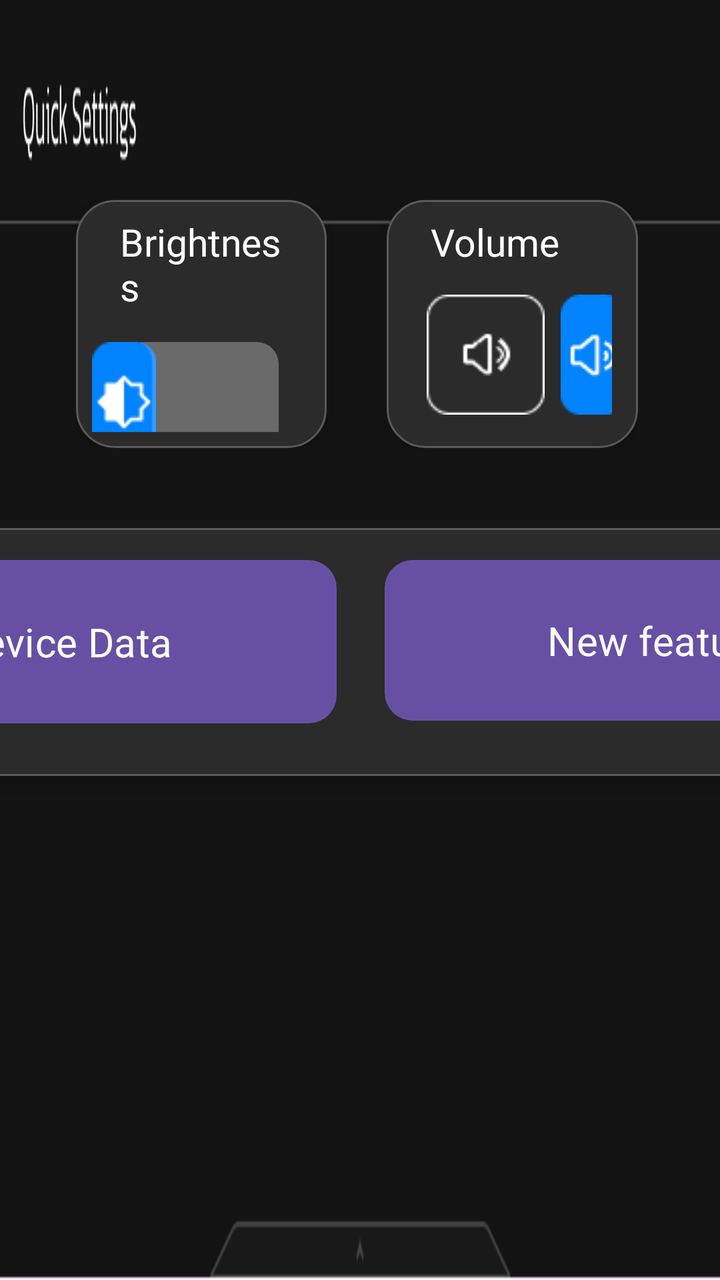
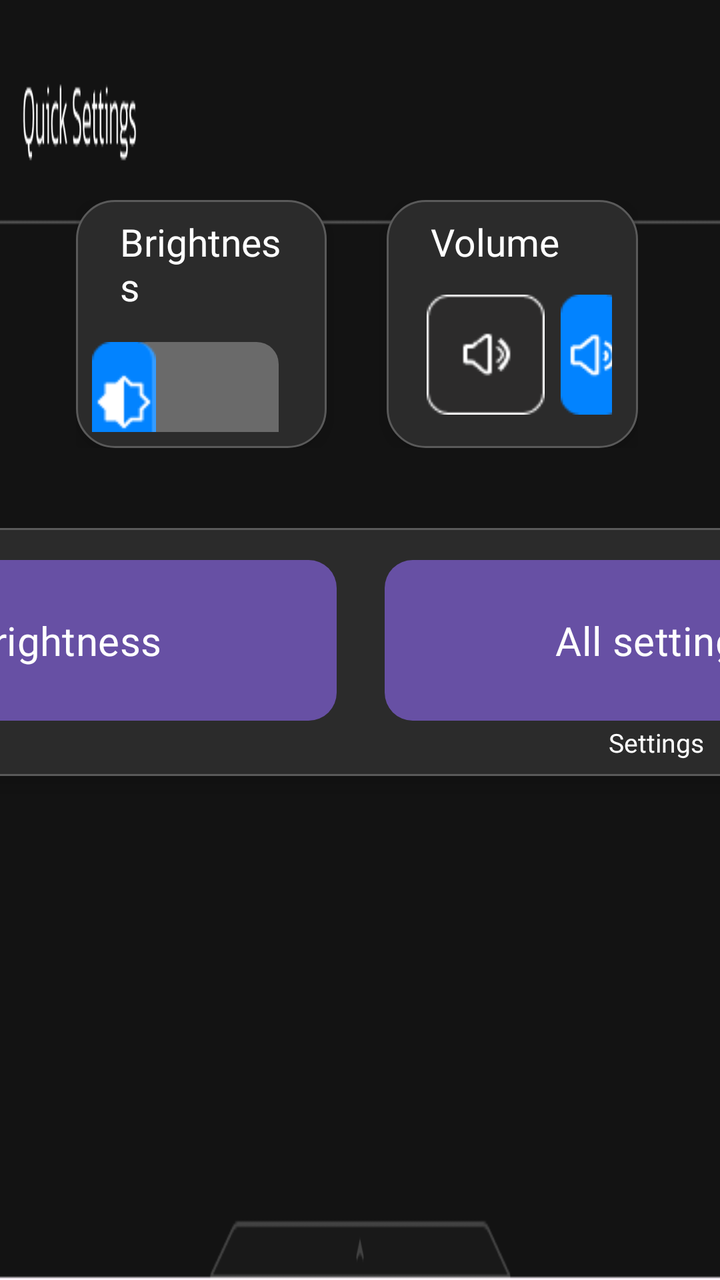

An Android layout rendered at two revisions. The XML below is the earlier revision; the diff shows what the commit changed to produce the second picture.
<!-- AndroidManifest.xml: application theme Theme.rideOS -->
<!-- res/layout/activity_quick_setting.xml -->
<androidx.constraintlayout.widget.ConstraintLayout
    xmlns:android="http://schemas.android.com/apk/res/android"
    xmlns:app="http://schemas.android.com/apk/res-auto"
    xmlns:tools="http://schemas.android.com/tools"
    android:id="@+id/main"
    android:layout_width="1280dp"
    android:layout_height="480dp"
    android:background="@drawable/quicksetbg"
    tools:context=".QuickSetting">

    
    <LinearLayout
        android:id="@+id/topControlsContainer"
        android:layout_width="0dp"
        android:layout_height="wrap_content"
        android:layout_marginTop="100dp"
        android:orientation="horizontal"
        android:layout_marginStart="38dp"
        android:layout_marginEnd="41dp"
        app:layout_constraintTop_toTopOf="parent"
        app:layout_constraintStart_toStartOf="parent"
        app:layout_constraintEnd_toEndOf="parent">

        
        <LinearLayout
            android:id="@+id/brightnessContainer"
            android:layout_width="0dp"
            android:layout_height="124dp"
            android:layout_weight="1"
            android:background="@drawable/seekbar_container_bg"
            android:elevation="6dp"
            android:orientation="vertical"
            android:padding="8dp">

            <LinearLayout
                android:layout_width="match_parent"
                android:layout_height="wrap_content"
                android:orientation="horizontal"
                android:layout_marginStart="14dp"
                android:layout_marginEnd="14dp"
                android:gravity="center_vertical"
                >

                <TextView
                    android:id="@+id/brightnessLabel"
                    android:layout_width="wrap_content"
                    android:layout_height="wrap_content"
                    android:text="Brightness"
                    android:fontFamily="@font/kanit"
                    android:textColor="#FFFFFF"
                    android:textSize="19sp" />

                <TextView
                    android:id="@+id/autoBrightnessText"
                    android:layout_width="190dp"
                    android:layout_height="wrap_content"
                    android:layout_marginStart="248dp"
                    android:fontFamily="@font/kanitlite"
                    android:text="90%"
                    android:textAlignment="textEnd"
                    android:textColor="#FFEB3B"
                    android:textSize="17sp" />
            </LinearLayout>

            <SeekBar
                android:id="@+id/brightnessSlider"
                android:layout_width="match_parent"
                android:layout_height="90dp"
                android:max="255"
                android:progressDrawable="@drawable/custom_seekbar"
                android:splitTrack="false"
                android:thumb="@drawable/brigness_seekbarhtumb"
                android:thumbTint="@null" />


        </LinearLayout>


        
        <LinearLayout
            android:id="@+id/volumeContainer"
            android:layout_width="0dp"
            android:layout_height="124dp"
            android:layout_marginStart="30dp"
            android:layout_weight="1"
            android:background="@drawable/seekbar_container_bg"
            android:elevation="6dp"
            android:orientation="vertical"
            android:padding="8dp">

            <TextView
                android:id="@+id/volumeLabel"
                android:layout_width="wrap_content"
                android:layout_height="wrap_content"
                android:fontFamily="@font/kanit"
                android:text="Volume"
                android:layout_marginStart="14dp"

                android:textColor="#FFFFFF"
                android:textSize="19sp" />

            <LinearLayout
                android:layout_width="match_parent"
                android:layout_height="match_parent"
                android:layout_marginTop="5dp"
                android:gravity="center_vertical"
                android:orientation="horizontal">


                <ImageButton
                    android:id="@+id/muteButton"
                    android:layout_width="59dp"
                    android:layout_height="60dp"
                    android:layout_marginStart="12dp"
                    android:layout_marginEnd="8dp"
                    android:adjustViewBounds="true"
                    android:background="@android:color/transparent"
                    android:contentDescription="Mute toggle"
                    android:scaleType="fitXY"
                    android:src="@drawable/unmutted" />
                <SeekBar
                    android:id="@+id/volumeSlider"
                    android:layout_width="0dp"
                    android:layout_height="90dp"
                    android:layout_weight="1"
                    android:max="255"
                    android:layout_marginEnd="5dp"
                    android:progressDrawable="@drawable/custom_seekbar"
                    android:splitTrack="false"
                    android:thumb="@drawable/volumebar_thumb"
                    android:thumbTint="@null" />


            </LinearLayout>
        </LinearLayout>
    </LinearLayout>

    
    <LinearLayout
        android:id="@+id/toggleButtonsContainer"
        android:layout_width="1200dp"
        android:layout_height="124dp"
        android:layout_marginTop="264dp"
        android:layout_marginStart="26dp"
        android:layout_marginEnd="26dp"
        android:orientation="horizontal"
        app:layout_constraintTop_toTopOf="parent"
        app:layout_constraintStart_toStartOf="parent"
        app:layout_constraintEnd_toEndOf="parent"
        android:background="@drawable/seekbar_container_bg"
        android:elevation="6dp"
        android:padding="8dp">

        
        <LinearLayout
            android:layout_width="0dp"
            android:layout_height="match_parent"
            android:layout_weight="1"
            android:orientation="vertical"
            android:gravity="center">

            <Button
                android:id="@+id/wifiToggle"
                style="@style/QuickButtonStyle"
                android:text="Wi-Fi"
                android:layout_width="match_parent"
                android:layout_height="0dp"
                android:layout_weight="1"
                android:backgroundTint="#555555"
                android:textColor="#FFFFFF"/>

            <TextView
                android:id="@+id/wifiStatusText"
                android:layout_width="wrap_content"
                android:layout_height="wrap_content"
                android:text=""
                android:textColor="#FFFFFF"
                android:textSize="13sp"
                android:fontFamily="@font/kanit"
                android:gravity="center"
                android:layout_marginTop="2dp"/>
        </LinearLayout>


        
        <LinearLayout
            android:layout_width="0dp"
            android:layout_height="match_parent"
            android:layout_weight="1"
            android:orientation="vertical"
            android:gravity="center">

            <Button
                android:id="@+id/ltetoggle"
                style="@style/QuickButtonStyle"
                android:text="Device Data"
                android:layout_width="match_parent"
                android:layout_height="0dp"
                android:layout_weight="1"
                android:backgroundTint="#555555"
                android:textColor="#FFFFFF"/>
            <TextView
                android:id="@+id/ltetoggleStatusText"
                android:layout_width="wrap_content"
                android:layout_height="wrap_content"
                android:text=""
                android:textColor="#FFFFFF"
                android:textSize="12sp"
                android:gravity="center"
                android:fontFamily="@font/kanit"
                android:layout_marginTop="2dp"/>
        </LinearLayout>
        
        <LinearLayout
            android:layout_width="0dp"
            android:layout_height="match_parent"
            android:layout_weight="1"
            android:orientation="vertical"
            android:gravity="center">

            <Button
                android:id="@+id/Somethingbtn"
                style="@style/QuickButtonStyle"
                android:text="New feature"
                android:layout_width="match_parent"
                android:layout_height="0dp"
                android:layout_weight="1"
                android:backgroundTint="#555555"
                android:textColor="#FFFFFF"/>

            
            <TextView
                android:id="@+id/bluetoothStatusText"
                android:layout_width="wrap_content"
                android:layout_height="wrap_content"
                android:text=""
                android:textColor="#FFFFFF"
                android:textSize="13sp"
                android:gravity="center"
                android:fontFamily="@font/kanit"
                android:layout_marginTop="2dp"/>
        </LinearLayout>

        
        <LinearLayout
            android:layout_width="0dp"
            android:layout_height="match_parent"
            android:layout_weight="1"
            android:orientation="vertical"
            android:gravity="center">

            <Button
                android:id="@+id/soundstoggle"
                style="@style/QuickButtonStyle"
                android:text="New Feature"
                android:layout_width="match_parent"
                android:layout_height="0dp"
                android:layout_weight="1"
                android:backgroundTint="#555555"
                android:textColor="#FFFFFF"/>
            <TextView
                android:id="@+id/soundstoggleStatusText"
                android:layout_width="wrap_content"
                android:layout_height="wrap_content"
                android:text=""
                android:textColor="#FFFFFF"
                android:textSize="12sp"
                android:gravity="center"
                android:layout_marginTop="2dp"/>
        </LinearLayout>

    </LinearLayout>

    
    <ImageButton
        android:id="@+id/tpmsbtn"
        android:layout_width="176dp"
        android:layout_height="42dp"
        android:layout_marginTop="412dp"
        android:layout_marginStart="856dp"
        android:adjustViewBounds="true"
        android:background="@android:color/transparent"
        android:foreground="@drawable/btn_click_effect"
        android:padding="0dp"
        android:src="@drawable/tpmsbtninquicksettings"
        app:layout_constraintTop_toTopOf="parent"
        app:layout_constraintStart_toStartOf="parent" />

    <ImageButton
        android:id="@+id/allSetbtn"
        android:layout_width="176dp"
        android:layout_height="42dp"
        android:layout_marginTop="412dp"
        android:layout_marginStart="1060dp"
        android:adjustViewBounds="true"
        android:background="@android:color/transparent"
        android:foreground="@drawable/btn_click_effect"
        android:padding="0dp"
        android:src="@drawable/allsettingsbtninquicksetting"
        app:layout_constraintTop_toTopOf="parent"
        app:layout_constraintStart_toStartOf="parent" />
</androidx.constraintlayout.widget.ConstraintLayout>
<!-- resources referenced by this layout -->
<resources>
  <!-- drawable allsettingsbtninquicksetting: png bitmap (drawable, 1601 bytes) -->
  <!-- drawable brigness_seekbarhtumb: png bitmap (drawable, 886 bytes) -->
  <!-- drawable btn_click_effect (drawable) -->
  <?xml version="1.0" encoding="utf-8"?>
  <ripple xmlns:android="http://schemas.android.com/apk/res/android"
      android:color="#FFDEDEDE"> 
  
      
      <item android:id="@android:id/mask">
          <shape android:shape="rectangle">
              <solid android:color="#FFDEDEDE" />
              <corners android:radius="25dp" /> 
          </shape>
      </item>
  </ripple>
  <!-- drawable custom_seekbar (drawable) -->
  <?xml version="1.0" encoding="utf-8"?>
  <layer-list xmlns:android="http://schemas.android.com/apk/res/android">
  
      
      <item android:id="@android:id/background">
          <shape android:shape="rectangle">
              <corners android:radius="11dp" />
              <size android:height="56dp" />
              <solid android:color="#6A6A6A" />
          </shape>
      </item>
  
      
      <item android:id="@android:id/progress">
          <clip>
              <shape android:shape="rectangle">
                  <corners android:radius="10dp" />
                  <size android:height="60dp" />
                  <solid android:color="#0582FF" />
              </shape>
          </clip>
      </item>
  
  </layer-list>
  <!-- drawable quicksetbg: png bitmap (drawable, 7041 bytes) -->
  <!-- drawable seekbar_container_bg (drawable) -->
  <shape xmlns:android="http://schemas.android.com/apk/res/android"
      android:shape="rectangle">
      <solid android:color="#2B2B2B" />
      <corners android:radius="19dp" />
      <stroke
          android:width="1dp"
          android:color="#5A5A5A" />
  </shape>
  <!-- drawable tpmsbtninquicksettings: png bitmap (drawable, 1503 bytes) -->
  <!-- drawable unmutted: png bitmap (drawable, 1140 bytes) -->
  <!-- drawable volumebar_thumb: png bitmap (drawable, 1061 bytes) -->
  <style name="QuickButtonStyle">
          <item name="android:layout_width">0dp</item>
          <item name="android:layout_height">92dp</item>
          <item name="android:layout_weight">1</item>
          <item name="android:layout_marginStart">12dp</item>
          <item name="android:layout_marginEnd">12dp</item>
          <item name="android:layout_marginTop">8dp</item>
          <item name="android:background">@drawable/rounded_button1</item>
          <item name="android:backgroundTint">#444444</item>
          <item name="android:fontFamily">@font/kanit</item>
          <item name="android:textColor">#FFFFFF</item>
          <item name="android:textSize">20dp</item>
      </style>
  <style name="Theme.rideOS" parent="Base.Theme.rideOS" />
  <!-- drawable rounded_button1 (drawable) -->
  <?xml version="1.0" encoding="utf-8"?>
  <shape xmlns:android="http://schemas.android.com/apk/res/android"
      android:shape="rectangle">
  
      
      <solid android:color="#444444" />
  
      
      <corners android:radius="14dp" /> 
  
  </shape>
  <style name="Base.Theme.rideOS" parent="Theme.Material3.DayNight.NoActionBar">
          
          
      </style>
</resources>

<!-- the commit's change to res/layout/activity_quick_setting.xml (unified diff, before → after) -->
@@ -183,6 +183,34 @@
 
 
         
+
+
+
+
+
+
+
+
+
+
+
+
+
+
+
+
+
+
+
+
+
+
+
+
+
+
+
+
         <LinearLayout
             android:layout_width="0dp"
             android:layout_height="match_parent"
@@ -191,23 +219,24 @@
             android:gravity="center">
 
             <Button
-                android:id="@+id/ltetoggle"
+                android:id="@+id/autoBrightnessToggle"
                 style="@style/QuickButtonStyle"
-                android:text="Device Data"
+                android:text="Brightness"
                 android:layout_width="match_parent"
                 android:layout_height="0dp"
                 android:layout_weight="1"
                 android:backgroundTint="#555555"
                 android:textColor="#FFFFFF"/>
-            <TextView
-                android:id="@+id/ltetoggleStatusText"
+
+            <TextView
+                android:id="@+id/autoBrightnessStatus"
                 android:layout_width="wrap_content"
                 android:layout_height="wrap_content"
                 android:text=""
                 android:textColor="#FFFFFF"
-                android:textSize="12sp"
+                android:textSize="13sp"
+                android:fontFamily="@font/kanit"
                 android:gravity="center"
-                android:fontFamily="@font/kanit"
                 android:layout_marginTop="2dp"/>
         </LinearLayout>
         
@@ -219,13 +248,13 @@
             android:gravity="center">
 
             <Button
-                android:id="@+id/Somethingbtn"
+                android:id="@+id/Settingbtn"
                 style="@style/QuickButtonStyle"
-                android:text="New feature"
+                android:text="All settings"
                 android:layout_width="match_parent"
                 android:layout_height="0dp"
                 android:layout_weight="1"
-                android:backgroundTint="#555555"
+                android:backgroundTint="#1C78BE"
                 android:textColor="#FFFFFF"/>
 
             
@@ -233,7 +262,7 @@
                 android:id="@+id/bluetoothStatusText"
                 android:layout_width="wrap_content"
                 android:layout_height="wrap_content"
-                android:text=""
+                android:text="Settings"
                 android:textColor="#FFFFFF"
                 android:textSize="13sp"
                 android:gravity="center"
@@ -250,19 +279,19 @@
             android:gravity="center">
 
             <Button
-                android:id="@+id/soundstoggle"
+                android:id="@+id/blue_tpmsbtn"
                 style="@style/QuickButtonStyle"
-                android:text="New Feature"
+                android:text="TPMS"
                 android:layout_width="match_parent"
                 android:layout_height="0dp"
                 android:layout_weight="1"
-                android:backgroundTint="#555555"
+                android:backgroundTint="#1C78BE"
                 android:textColor="#FFFFFF"/>
             <TextView
                 android:id="@+id/soundstoggleStatusText"
                 android:layout_width="wrap_content"
                 android:layout_height="wrap_content"
-                android:text=""
+                android:text="Tyre pressure"
                 android:textColor="#FFFFFF"
                 android:textSize="12sp"
                 android:gravity="center"
@@ -272,31 +301,31 @@
     </LinearLayout>
 
     
-    <ImageButton
-        android:id="@+id/tpmsbtn"
-        android:layout_width="176dp"
-        android:layout_height="42dp"
-        android:layout_marginTop="412dp"
-        android:layout_marginStart="856dp"
-        android:adjustViewBounds="true"
-        android:background="@android:color/transparent"
-        android:foreground="@drawable/btn_click_effect"
-        android:padding="0dp"
-        android:src="@drawable/tpmsbtninquicksettings"
-        app:layout_constraintTop_toTopOf="parent"
-        app:layout_constraintStart_toStartOf="parent" />
-
-    <ImageButton
-        android:id="@+id/allSetbtn"
-        android:layout_width="176dp"
-        android:layout_height="42dp"
-        android:layout_marginTop="412dp"
-        android:layout_marginStart="1060dp"
-        android:adjustViewBounds="true"
-        android:background="@android:color/transparent"
-        android:foreground="@drawable/btn_click_effect"
-        android:padding="0dp"
-        android:src="@drawable/allsettingsbtninquicksetting"
-        app:layout_constraintTop_toTopOf="parent"
-        app:layout_constraintStart_toStartOf="parent" />
+
+
+
+
+
+
+
+
+
+
+
+
+
+
+
+
+
+
+
+
+
+
+
+
+
+
+
 </androidx.constraintlayout.widget.ConstraintLayout>
<!-- resource entries referenced after the edit -->
@@ -1,20 +1,6 @@
 <!-- resources referenced by this layout -->
 <resources>
-  <!-- drawable allsettingsbtninquicksetting: png bitmap (drawable, 1601 bytes) -->
   <!-- drawable brigness_seekbarhtumb: png bitmap (drawable, 886 bytes) -->
-  <!-- drawable btn_click_effect (drawable) -->
-  <?xml version="1.0" encoding="utf-8"?>
-  <ripple xmlns:android="http://schemas.android.com/apk/res/android"
-      android:color="#FFDEDEDE"> 
-  
-      
-      <item android:id="@android:id/mask">
-          <shape android:shape="rectangle">
-              <solid android:color="#FFDEDEDE" />
-              <corners android:radius="25dp" /> 
-          </shape>
-      </item>
-  </ripple>
   <!-- drawable custom_seekbar (drawable) -->
   <?xml version="1.0" encoding="utf-8"?>
   <layer-list xmlns:android="http://schemas.android.com/apk/res/android">
@@ -50,7 +36,6 @@
           android:width="1dp"
           android:color="#5A5A5A" />
   </shape>
-  <!-- drawable tpmsbtninquicksettings: png bitmap (drawable, 1503 bytes) -->
   <!-- drawable unmutted: png bitmap (drawable, 1140 bytes) -->
   <!-- drawable volumebar_thumb: png bitmap (drawable, 1061 bytes) -->
   <style name="QuickButtonStyle">
